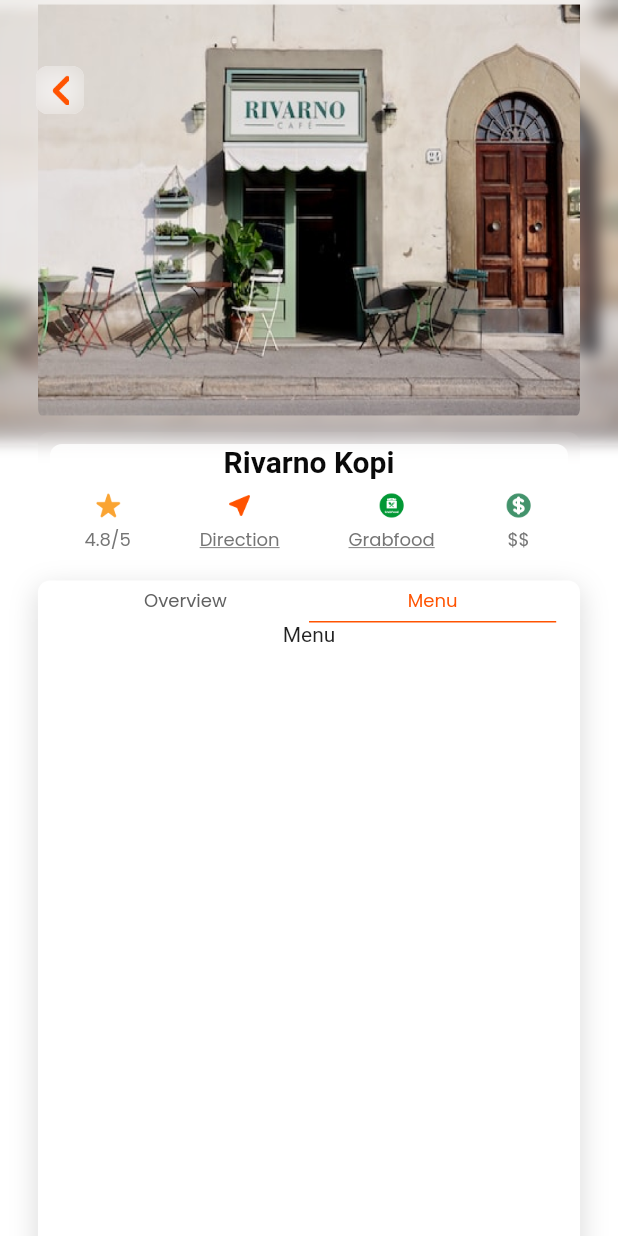
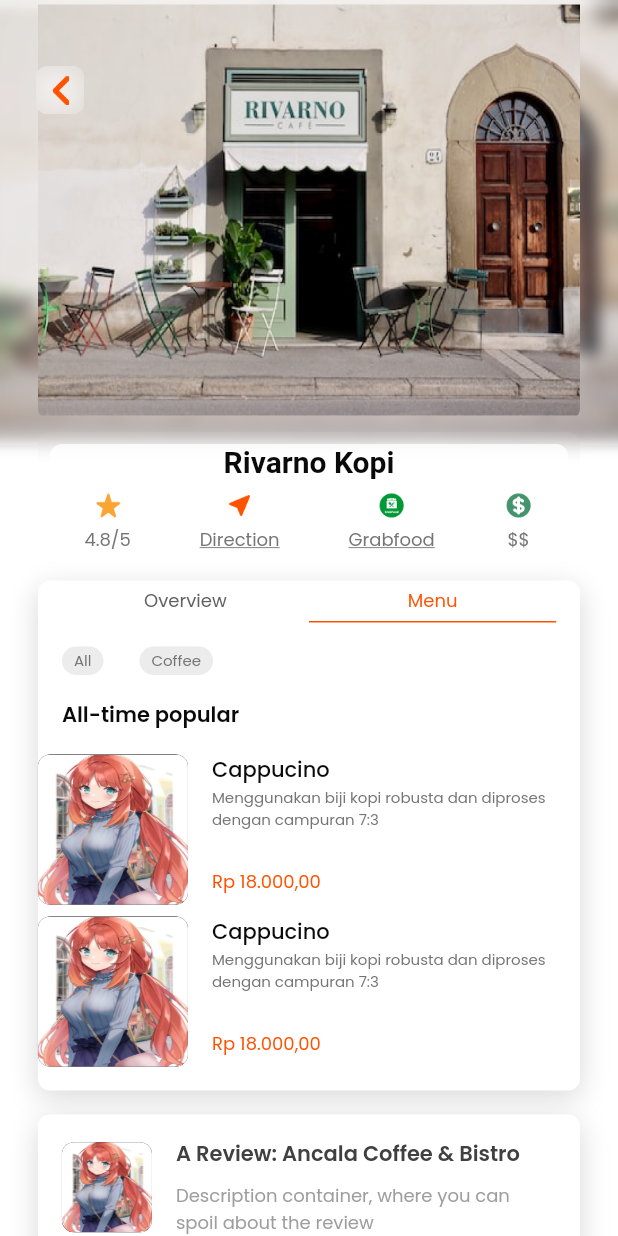
Before and after one commit to raeiverse/hauskafein, a Flutter app: the MainCafeProfile screen opened by its route, after a tap on "Menu", on a phone screen of 412 x 824 dp. Run offline on Flutter 3.47's test engine with Material 2 defaults, Android fonts, the phone set to English and light mode, and no system bars; our stand-ins replace bloc, carousel_slider, flutter_bloc, google_fonts; missing offline and left inert: dart:ffi; Roboto replaces fonts that are missing (ClashDisplay).

Commit message:
Update 12/12
Cafe
+ review
Cafe/MenuCafe
+Tag Menu
+All Popular Card

```diff
--- a/lib/cubit/pages_cubit.dart
+++ b/lib/cubit/pages_cubit.dart
@@ -14,3 +14,10 @@
     emit(NewContent);
   }
 }
+
+class MenuTagCubit extends Cubit<int> {
+  MenuTagCubit() : super((0));
+  void setMenuTag(int NewMenuTag) {
+    emit(NewMenuTag);
+  }
+}
--- a/lib/main.dart
+++ b/lib/main.dart
@@ -24,6 +24,9 @@
         BlocProvider(
           create: (context) => ContentCubit(),
         ),
+        BlocProvider(
+          create: (context) => MenuTagCubit(),
+        ),
       ],
       child: MaterialApp(
         debugShowCheckedModeBanner: false,
--- a/lib/ui/widget/cafe/cafeprofile/MainCafeProfile.dart
+++ b/lib/ui/widget/cafe/cafeprofile/MainCafeProfile.dart
@@ -4,6 +4,7 @@
 import 'package:hauskafein/theme.dart';
 import 'package:hauskafein/ui/pages/BackButtonWidget.dart';
 import 'package:hauskafein/ui/widget/cafe/cafeprofile/HeaderCafeProfile.dart';
+import 'package:hauskafein/ui/widget/cafe/cafeprofile/ReviewCafeProfile.dart';
 import 'package:hauskafein/ui/widget/cafe/cafeprofile/TitleCafeProfile.dart';
 import 'package:hauskafein/ui/widget/cafe/cafeprofile/detailprofile/MainContent.dart';
 
@@ -48,6 +49,12 @@
                   price: '\$\$',
                 ),
                 MainContent(),
+                ReviewCafeProfile(
+                  imageUrl: 'assets/images/1.jpg',
+                  title: 'A Review: Ancala Coffee & Bistro',
+                  desc:
+                      'Description container, where you can spoil about the review',
+                ),
               ],
             ),
           ),
--- /dev/null
+++ b/lib/ui/widget/cafe/cafeprofile/ReviewCafeProfile.dart
@@ -0,0 +1,75 @@
+import 'package:flutter/material.dart';
+import 'package:hauskafein/theme.dart';
+
+class ReviewCafeProfile extends StatelessWidget {
+  final String imageUrl;
+  final String title;
+  final String desc;
+  const ReviewCafeProfile(
+      {Key? key, required this.imageUrl, required this.title, this.desc = ''})
+      : super(key: key);
+
+  @override
+  Widget build(BuildContext context) {
+    return Container(
+      margin: EdgeInsets.symmetric(vertical: 16),
+      width: MediaQuery.of(context).size.width / 1.14,
+      height: 97,
+      decoration: BoxDecoration(
+        color: whiteColor,
+        borderRadius: CardRadius,
+        boxShadow: [
+          BoxShadow(
+            color: blackColor.withOpacity(0.15),
+            blurRadius: 15,
+            offset: Offset(0, 5),
+          ),
+        ],
+      ),
+      child: Padding(
+        padding: const EdgeInsets.all(16.0),
+        child: Row(
+          children: [
+            Container(
+              width: 60,
+              height: 60,
+              decoration: BoxDecoration(
+                color: blackColor,
+                borderRadius: CardRadius,
+                image: DecorationImage(
+                  image: AssetImage(imageUrl),
+                  fit: BoxFit.fill,
+                ),
+              ),
+            ),
+            Expanded(
+              child: Padding(
+                padding: const EdgeInsets.symmetric(horizontal: 16),
+                child: Column(
+                  crossAxisAlignment: CrossAxisAlignment.start,
+                  children: [
+                    Text(
+                      title,
+                      style: HeadlineHead.copyWith(
+                        color: Neutral90,
+                      ),
+                    ),
+                    SizedBox(height: 8),
+                    Text(
+                      desc,
+                      style: BodyRegular.copyWith(
+                        color: Neutral60,
+                      ),
+                      overflow: TextOverflow.ellipsis,
+                      maxLines: 2,
+                    ),
+                  ],
+                ),
+              ),
+            )
+          ],
+        ),
+      ),
+    );
+  }
+}
--- a/lib/ui/widget/cafe/cafeprofile/detailprofile/MainContent.dart
+++ b/lib/ui/widget/cafe/cafeprofile/detailprofile/MainContent.dart
@@ -42,7 +42,6 @@
       builder: (context, CurrentIndexContent) {
         return Container(
           width: MediaQuery.of(context).size.width / 1.14,
-          height: 522,
           decoration: BoxDecoration(
             color: whiteColor,
             borderRadius: CardRadius,
--- /dev/null
+++ b/lib/ui/widget/cafe/cafeprofile/detailprofile/MenuCafe/AllMenu.dart
@@ -0,0 +1,27 @@
+import 'package:flutter/material.dart';
+import 'package:hauskafein/theme.dart';
+import 'package:hauskafein/ui/widget/cafe/cafeprofile/detailprofile/MenuCafe/AllMenuWidget.dart';
+
+class AllMenu extends StatelessWidget {
+  const AllMenu({super.key});
+
+  @override
+  Widget build(BuildContext context) {
+    return Column(
+      crossAxisAlignment: CrossAxisAlignment.start,
+      children: [
+        Container(
+          margin: EdgeInsets.only(top: 16, left: 16, bottom: 8),
+          child: Text(
+            'All-time popular',
+            style: HeadlineHead.copyWith(
+              color: Neutral100,
+            ),
+          ),
+        ),
+        AllMenuWidget(),
+        AllMenuWidget(),
+      ],
+    );
+  }
+}
--- /dev/null
+++ b/lib/ui/widget/cafe/cafeprofile/detailprofile/MenuCafe/AllMenuWidget.dart
@@ -0,0 +1,65 @@
+import 'package:flutter/material.dart';
+import 'package:hauskafein/theme.dart';
+
+class AllMenuWidget extends StatelessWidget {
+  const AllMenuWidget({super.key});
+
+  @override
+  Widget build(BuildContext context) {
+    return Container(
+      width: MediaQuery.of(context).size.width / 1.14,
+      height: 100,
+      margin: EdgeInsets.only(top: 8),
+      child: Row(
+        crossAxisAlignment: CrossAxisAlignment.start,
+        children: [
+          Container(
+            width: 100,
+            height: 100,
+            decoration: BoxDecoration(
+              color: blackColor,
+              borderRadius: CardRadius,
+              image: DecorationImage(
+                image: AssetImage('assets/images/1.jpg'),
+                fit: BoxFit.fill,
+              ),
+            ),
+          ),
+          Expanded(
+            child: Padding(
+              padding: const EdgeInsets.only(left: 16, bottom: 6, right: 16),
+              child: Column(
+                crossAxisAlignment: CrossAxisAlignment.start,
+                children: [
+                  Text(
+                    'Cappucino',
+                    style: HeadlineSub.copyWith(
+                      color: Neutral100,
+                    ),
+                    overflow: TextOverflow.ellipsis,
+                    maxLines: 1,
+                  ),
+                  Text(
+                    'Menggunakan biji kopi robusta dan diproses dengan campuran 7:3 ',
+                    style: CaptionRegular.copyWith(
+                      color: Neutral70,
+                    ),
+                    overflow: TextOverflow.ellipsis,
+                    maxLines: 2,
+                  ),
+                  Spacer(),
+                  Text(
+                    'Rp 18.000,00',
+                    style: BodyRegular.copyWith(
+                      color: orangeColor,
+                    ),
+                  ),
+                ],
+              ),
+            ),
+          )
+        ],
+      ),
+    );
+  }
+}
--- a/lib/ui/widget/cafe/cafeprofile/detailprofile/MenuCafe/MenuContent.dart
+++ b/lib/ui/widget/cafe/cafeprofile/detailprofile/MenuCafe/MenuContent.dart
@@ -1,4 +1,6 @@
 import 'package:flutter/material.dart';
+import 'package:hauskafein/ui/widget/cafe/cafeprofile/detailprofile/MenuCafe/AllMenu.dart';
+import 'package:hauskafein/ui/widget/cafe/cafeprofile/detailprofile/MenuCafe/MenuTag.dart';
 
 class MenuContent extends StatelessWidget {
   const MenuContent({super.key});
@@ -6,8 +8,20 @@
   @override
   Widget build(BuildContext context) {
     return Container(
-      child: Center(
-        child: Text('Menu'),
+      margin: EdgeInsets.only(
+        top: 8,
+        bottom: 16,
+      ),
+      child: Row(
+        children: [
+          Column(
+            crossAxisAlignment: CrossAxisAlignment.start,
+            children: [
+              MenuTag(),
+              AllMenu(),
+            ],
+          ),
+        ],
       ),
     );
   }
--- /dev/null
+++ b/lib/ui/widget/cafe/cafeprofile/detailprofile/MenuCafe/MenuTag.dart
@@ -0,0 +1,39 @@
+import 'package:flutter/material.dart';
+import 'package:flutter_bloc/flutter_bloc.dart';
+import 'package:hauskafein/cubit/pages_cubit.dart';
+import 'package:hauskafein/ui/widget/cafe/cafeprofile/detailprofile/MenuCafe/TagMenuWidget.dart';
+
+class MenuTag extends StatelessWidget {
+  const MenuTag({super.key});
+
+  @override
+  Widget ContentTagMenu() {
+    return Wrap(
+      children: [
+        TagMenuWidget(
+          index: 1,
+          title: 'All',
+        ),
+        TagMenuWidget(
+          index: 2,
+          title: 'Coffee',
+        ),
+      ],
+    );
+  }
+
+  Widget build(BuildContext context) {
+    return BlocBuilder<MenuTagCubit, int>(
+      builder: (context, state) {
+        return Align(
+          alignment: Alignment.topLeft,
+          child: Wrap(
+            children: [
+              ContentTagMenu(),
+            ],
+          ),
+        );
+      },
+    );
+  }
+}
--- /dev/null
+++ b/lib/ui/widget/cafe/cafeprofile/detailprofile/MenuCafe/TagMenuWidget.dart
@@ -0,0 +1,49 @@
+import 'package:flutter/material.dart';
+import 'package:flutter_bloc/flutter_bloc.dart';
+import 'package:hauskafein/cubit/pages_cubit.dart';
+
+import '../../../../../../theme.dart';
+
+class TagMenuWidget extends StatelessWidget {
+  final int index;
+  final String title;
+  const TagMenuWidget({
+    Key? key,
+    required this.index,
+    required this.title,
+  }) : super(key: key);
+
+  @override
+  Widget build(BuildContext context) {
+    return GestureDetector(
+      onTap: () {
+        context.read<MenuTagCubit>().setMenuTag(index);
+      },
+      child: Container(
+        margin: EdgeInsets.only(right: 8, top: 8, left: 16),
+        decoration: BoxDecoration(
+          color: context.read<MenuTagCubit>().state == index
+              ? orangeColor
+              : Neutral30,
+          borderRadius: BorderRadius.all(
+            Radius.circular(10),
+          ),
+        ),
+        child: Container(
+          margin: EdgeInsets.symmetric(
+            vertical: 2,
+            horizontal: 8,
+          ),
+          child: Text(
+            title,
+            style: CaptionRegular.copyWith(
+              color: context.read<MenuTagCubit>().state == index
+                  ? Neutral10
+                  : Neutral70,
+            ),
+          ),
+        ),
+      ),
+    );
+  }
+}
--- a/lib/ui/widget/cafe/cafeprofile/detailprofile/OverviewCafe/OverviewContent.dart
+++ b/lib/ui/widget/cafe/cafeprofile/detailprofile/OverviewCafe/OverviewContent.dart
@@ -11,9 +11,7 @@
     return Container(
       child: Padding(
         padding: const EdgeInsets.only(
-          // left: 16,
           top: 8,
-          // right: 8,
           bottom: 16,
         ),
         child: Column(
@@ -41,7 +39,7 @@
                   ],
                 ),
               ),
-            )
+            ),
           ],
         ),
       ),
--- a/lib/ui/widget/cafe/cafeprofile/detailprofile/OverviewCafe/TagOverview.dart
+++ b/lib/ui/widget/cafe/cafeprofile/detailprofile/OverviewCafe/TagOverview.dart
@@ -1,5 +1,4 @@
 import 'package:flutter/material.dart';
-import 'package:hauskafein/theme.dart';
 import 'package:hauskafein/ui/widget/cafe/cafeprofile/detailprofile/OverviewCafe/TagOverviewWidget.dart';
 
 class TagOverview extends StatelessWidget {
```
Also changed, not shown: 1 other file.
